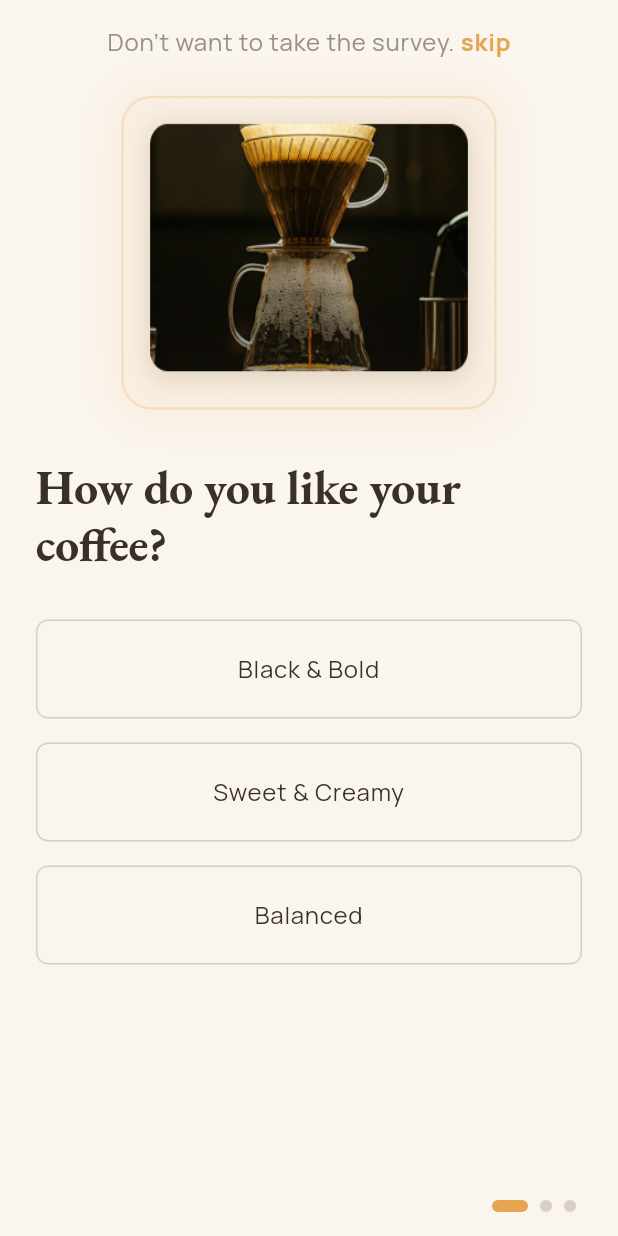
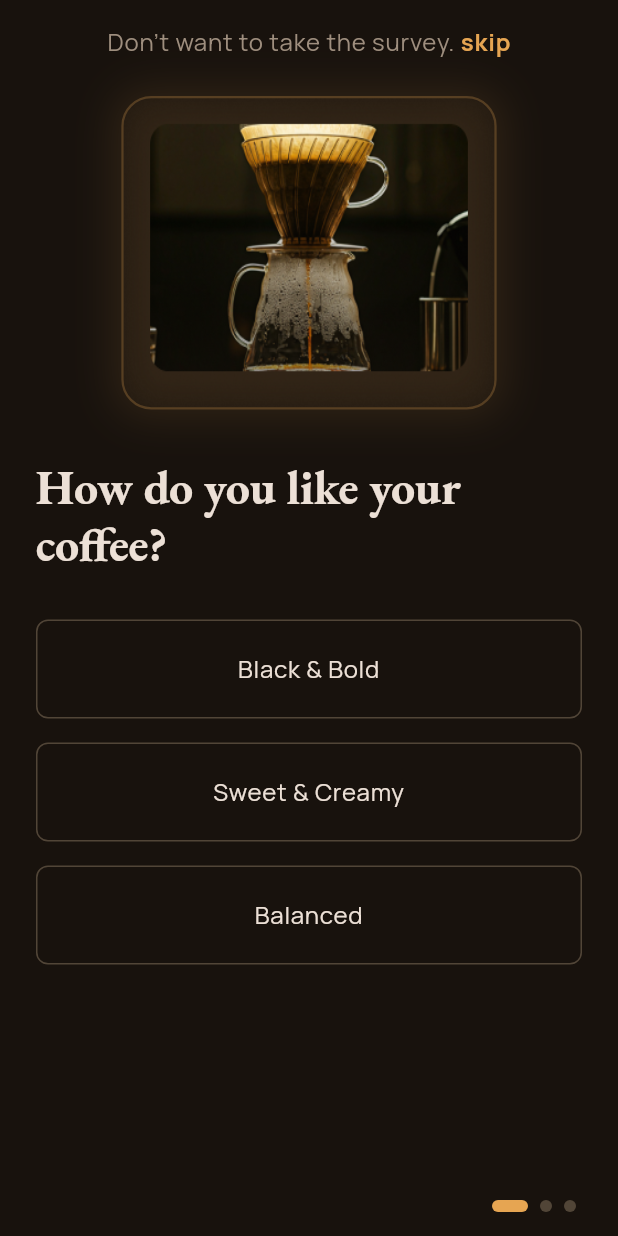
Before and after one commit to helkayal/coffeeshop_app, a Flutter app: the screen it shows after launch, on a phone screen of 412 x 824 dp. Run offline on Flutter 3.47's test engine with Material 3 defaults, Android fonts, the light colour scheme and no system bars; our stand-ins replace dio, easy_localization, equatable, flutter_bloc, get_it, google_fonts and 1 more; accounts and stored records are empty; network calls fail.

```diff
--- a/lib/config/app_config.dart
+++ b/lib/config/app_config.dart
@@ -10,5 +10,5 @@ class AppConfig {
   static const String translationsPath = 'assets/translations';
 
   // Theme
-  static const ThemeMode defaultThemeMode = ThemeMode.light;
+  static const ThemeMode defaultThemeMode = ThemeMode.dark;
 }
--- a/lib/core/theme/app_light_theme.dart
+++ b/lib/core/theme/app_light_theme.dart
@@ -26,15 +26,20 @@ ThemeData createLightTheme() {
       onSurface: AppColors.lightOnSurface,
       outline: AppColors.lightOutline,
       outlineVariant: AppColors.lightOutlineVariant,
+      surfaceContainerHighest: AppColors.lightBackground,
+      onSurfaceVariant: AppColors.lightOnSurface,
+      surfaceContainerLow: AppColors.lightSurface,
     ),
     textTheme: TextTheme(
       displayLarge: AppTextStyles.h1(color: AppColors.lightOnSurface),
       displayMedium: AppTextStyles.h2(color: AppColors.lightOnSurface),
       displaySmall: AppTextStyles.h3(color: AppColors.lightOnSurface),
+      headlineMedium: AppTextStyles.headlineMd(color: AppColors.lightOnSurface),
       bodyLarge: AppTextStyles.bodyLarge(color: AppColors.lightOnSurface),
       bodyMedium: AppTextStyles.bodyMedium(color: AppColors.lightOnSurface),
       bodySmall: AppTextStyles.bodySmall(color: AppColors.lightOnSurface),
-      labelLarge: AppTextStyles.labelLarge(color: AppColors.lightOnSurface),
+      labelLarge: AppTextStyles.labelCaps(color: AppColors.lightOnSurface),
+      labelSmall: AppTextStyles.labelCaps(color: AppColors.lightPrimaryContainer),
     ),
     appBarTheme: AppBarTheme(
       backgroundColor: AppColors.lightSurface,
```
